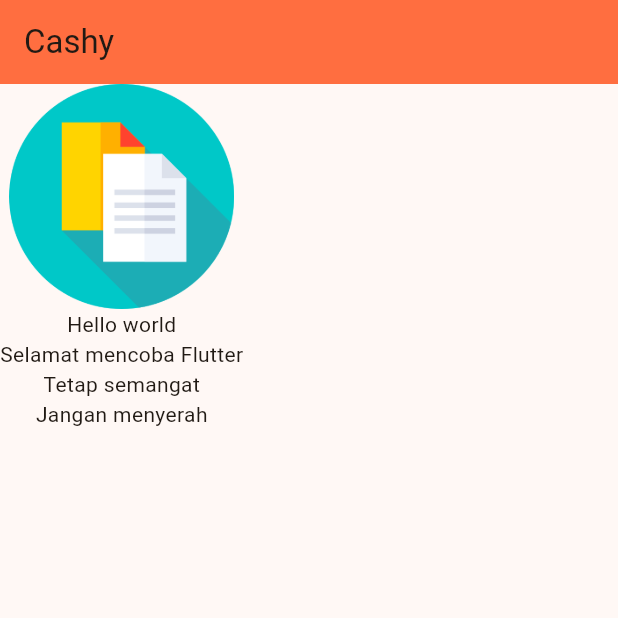
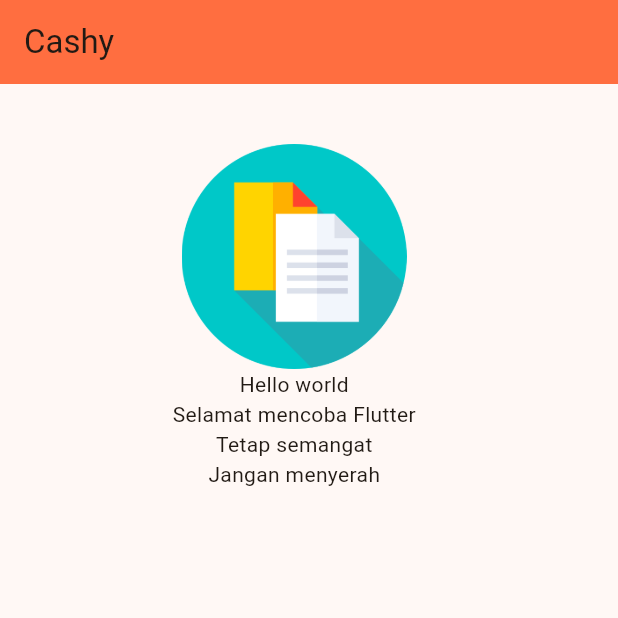
Before and after one commit to nabilraihann/cashy_app, a Flutter app: the screen it shows after launch, on a phone screen of 412 x 824 dp, the top half of it. Run offline on Flutter 3.47's test engine with Material 2 defaults, Android fonts, the phone set to English and light mode, and no system bars.

Commit message:
margin and padding

```diff
--- a/lib/main.dart
+++ b/lib/main.dart
@@ -24,6 +24,8 @@ class MyApp extends StatelessWidget {
         ),
         body: SafeArea(
             child: Container(
+          margin: EdgeInsets.only(left: 115.0, top: 0, right: 0, bottom: 0),
+          padding: EdgeInsets.only(left: 0, top: 40, right: 0, bottom: 0),
           child: Column(
             children: <Widget>[
               Image(
```
